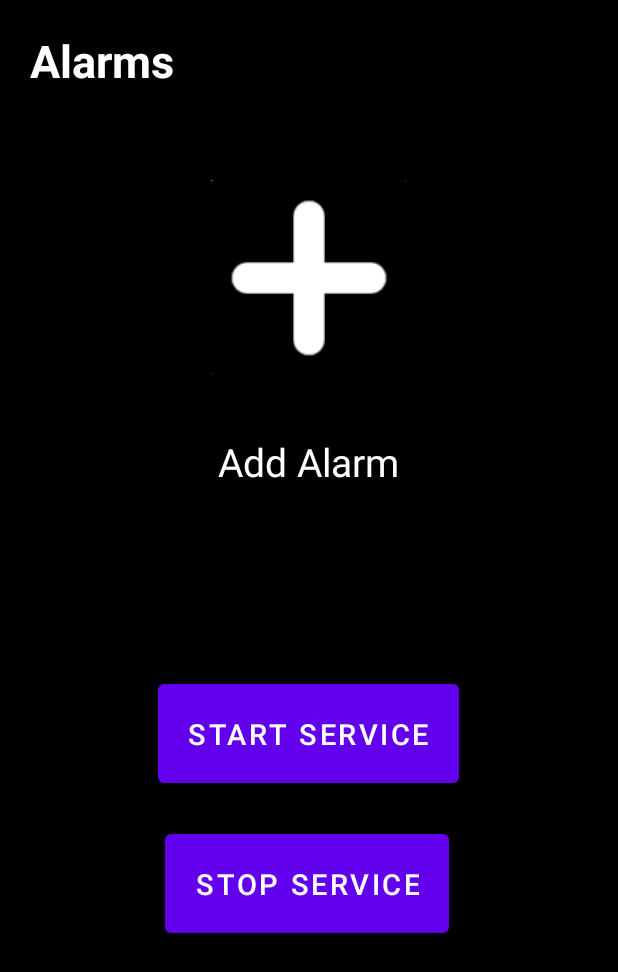
After one commit to atifquamar07/Alarm-Application, an Android app: the layout fragment_main.xml on its own in the app's theme, with its tools: preview values and no code run, on a phone screen of 412 x 824 dp. The commit adds this screen. Shown: the top 972 px of the screen. Run offline under Robolectric (Android 15) with nearby library versions, the phone set to English and light mode, and no system bars.

Commit message:
Fragments created for everything, frustrating job

```diff
--- a/app/src/main/java/com/example/alarmapplication/StartService.kt
+++ b/app/src/main/java/com/example/alarmapplication/StartService.kt
@@ -28,6 +28,7 @@ class StartService : Service() {
     private var hourPlayed: Int = 0
     private var minutePlayed: Int = 0
     private val batteryLevelReceiver = BatteryLevelReceiver()
+    private var timeString: String = ""
 
     companion object {
         const val ACTION_STOP_SERVICE = "com.your.package.action.STOP_SERVICE"
@@ -60,7 +61,6 @@ class StartService : Service() {
                 ringtone?.stop()
                 Toast.makeText(applicationContext, "Alarm Stopped after 10 secs!", Toast.LENGTH_SHORT).show()
                 Log.i("Alarm", "Alarm Stopped after 10 secs!")
-//                stopSelf()
             }, 10000) // stop after 10 seconds
         }
     }
@@ -70,6 +70,8 @@ class StartService : Service() {
         val inputMinutes1 = intent?.getIntExtra("minute1", 0)
         val inputHour2 = intent?.getIntExtra("hour2", 0)
         val inputMinutes2 = intent?.getIntExtra("minute2", 0)
+        timeString = String.format("Time received are %02d:%02d and %02d:%02d", inputHour1, inputMinutes1, inputHour2, inputMinutes2)
+        Log.i("time received", timeString)
         val batteryLevelFilter = IntentFilter().apply {
             addAction(Intent.ACTION_BATTERY_LOW)
         }
--- /dev/null
+++ b/app/src/main/res/layout/fragment_main.xml
@@ -0,0 +1,65 @@
+<?xml version="1.0" encoding="utf-8"?>
+<FrameLayout xmlns:android="http://schemas.android.com/apk/res/android"
+    xmlns:tools="http://schemas.android.com/tools"
+    android:id="@+id/str_mainFragmentID"
+    android:layout_width="match_parent"
+    android:background="@color/black"
+    android:layout_height="match_parent"
+    tools:context=".fragments.MainFragment">
+
+
+    <TextView
+        android:layout_width="wrap_content"
+        android:layout_height="wrap_content"
+        android:textColor="@color/white"
+        android:textSize="30sp"
+        android:textStyle="bold"
+        android:text="@string/str_alarms"
+        android:layout_marginTop="20dp"
+        android:layout_marginStart="20dp"/>
+
+    <ImageButton
+        android:id="@+id/add_icon"
+        android:layout_width="130dp"
+        android:layout_height="130dp"
+        android:layout_gravity="center_horizontal"
+        android:layout_marginTop="120dp"
+        android:src="@drawable/add_icon" />
+
+    <TextView
+        android:layout_width="wrap_content"
+        android:layout_height="wrap_content"
+        android:textColorHint="@color/black"
+        android:layout_gravity="center_horizontal"
+        android:text="@string/str_addAlarm"
+        android:textColor="@color/white"
+        android:layout_marginTop="290dp"
+        android:textSize="26sp" />
+
+
+    <Button
+        android:id="@+id/btStart"
+        android:layout_width="wrap_content"
+        android:layout_height="wrap_content"
+        android:layout_marginStart="105dp"
+        android:layout_marginTop="450sp"
+        android:padding="20dp"
+        android:gravity="center_horizontal"
+        android:text="@string/str_startService"
+        android:textAlignment="center"
+        android:textSize="19sp"
+        tools:ignore="RtlSymmetry" />
+
+    <Button
+        android:id="@+id/btStop"
+        android:layout_width="wrap_content"
+        android:layout_height="wrap_content"
+        android:text="@string/str_stopService"
+        android:layout_marginTop="550sp"
+        android:gravity="center_horizontal"
+        android:layout_marginStart="110dp"
+        android:padding="20dp"
+        android:textSize="19sp"
+        tools:ignore="RtlSymmetry" />
+
+</FrameLayout>
--- a/app/src/main/res/layout/fragment_time_picker.xml
+++ b/app/src/main/res/layout/fragment_time_picker.xml
@@ -4,7 +4,7 @@
     android:layout_width="match_parent"
     android:layout_height="match_parent"
     android:background="@color/black"
-    tools:context=".fragments.TimePickerFragment">
+    tools:context=".fragments.TimePickerFragmentClass">
 
     <!-- TODO: Update blank fragment layout -->
     <TimePicker
--- a/app/src/main/res/values/strings.xml
+++ b/app/src/main/res/values/strings.xml
@@ -4,7 +4,8 @@
     <string name="str_setAlarm">Set alarm at</string>
     <string name="str_startService">Start Service</string>
     <string name="str_stopService">Stop Service</string>
-    <!-- TODO: Remove or change this placeholder text -->
     <string name="hello_blank_fragment">Hello blank fragment</string>
     <string name="str_addAlarm">Add Alarm</string>
+    <string name="str_mainFragmentID">mainFragmentID</string>
+
 </resources>
```
Also changed, not shown: app/src/main/java/com/example/alarmapplication/MainActivity.kt (+17 -76 lines), app/src/main/java/com/example/alarmapplication/fragments/MainFragment.kt (added, +157 -0 lines), app/src/main/java/com/example/alarmapplication/fragments/TimePickerFragmentClass.kt (renamed from app/src/main/java/com/example/alarmapplication/fragments/TimePickerFragment.kt, +26 -6 lines), app/src/main/res/layout/activity_main.xml (+52 -46 lines).
